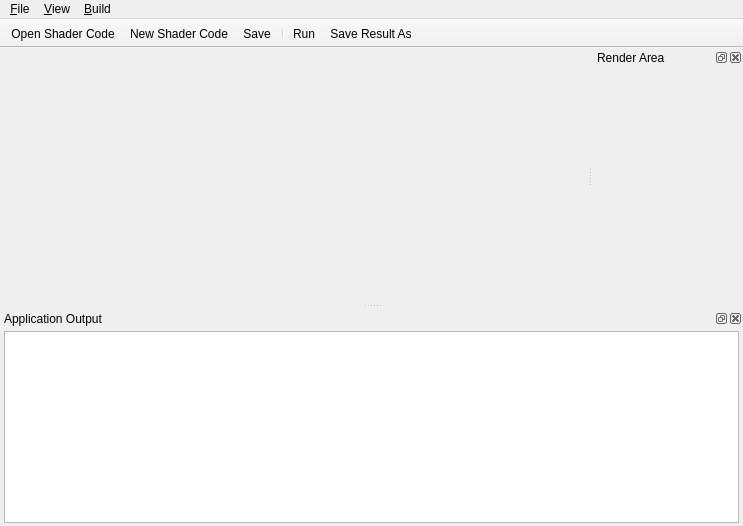
Above: forms/mainwindow.ui from ethiago/shader-labs before the change. Below: the same form after it.
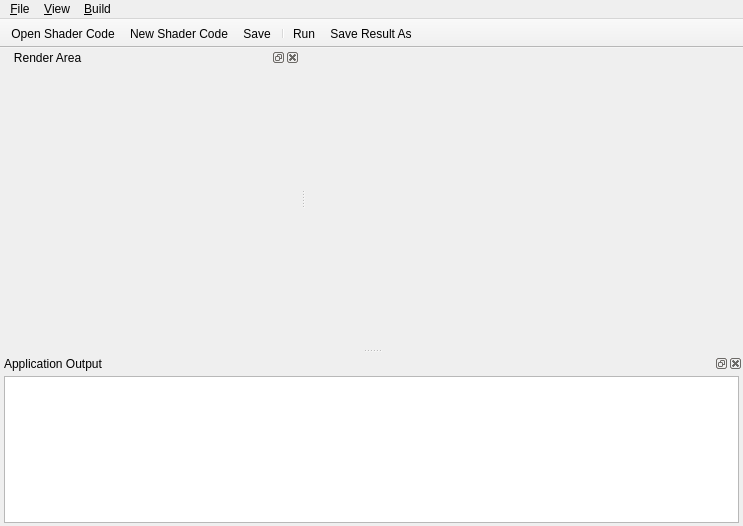
That is the form after the change. Icons and pictures are not drawn.

The edit to the form file:
```diff
--- a/forms/mainwindow.ui
+++ b/forms/mainwindow.ui
@@ -20,6 +20,9 @@
   <property name="windowOpacity">
    <double>1.000000000000000</double>
   </property>
+  <property name="layoutDirection">
+   <enum>Qt::LeftToRight</enum>
+  </property>
   <widget class="QWidget" name="centralWidget">
    <layout class="QHBoxLayout" name="horizontalLayout">
     <property name="spacing">
@@ -108,15 +111,21 @@
   <widget class="QDockWidget" name="dockRenderWidget">
    <property name="minimumSize">
     <size>
-     <width>150</width>
-     <height>150</height>
+     <width>300</width>
+     <height>300</height>
     </size>
    </property>
+   <property name="layoutDirection">
+    <enum>Qt::LeftToRight</enum>
+   </property>
+   <property name="floating">
+    <bool>false</bool>
+   </property>
    <property name="windowTitle">
-    <string>Render Area</string>
+    <string>   Render Area</string>
    </property>
    <attribute name="dockWidgetArea">
-    <number>2</number>
+    <number>1</number>
    </attribute>
    <widget class="QWidget" name="dockRenderWidgetContents">
     <layout class="QVBoxLayout" name="verticalLayout_2">
```
Left out of the diff: 12 changed lines with no effect on the pictures.
